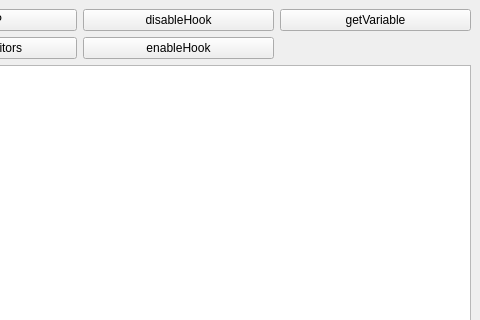
Old version of the form NamedPipeTester/mainwindow.ui in the repository dedmen/ArmaDebugEngine; both pictures show x 320 to 800 and y 0 to 320 of the 800 by 600 pixel window.
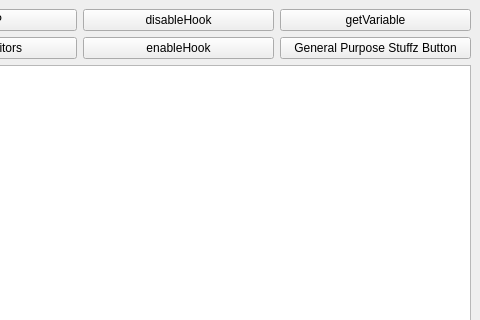
New version of the form.

Diff of the .ui file:
```diff
--- a/NamedPipeTester/mainwindow.ui
+++ b/NamedPipeTester/mainwindow.ui
@@ -69,6 +69,13 @@
         </property>
        </widget>
       </item>
+      <item row="1" column="3">
+       <widget class="QPushButton" name="button_stuff">
+        <property name="text">
+         <string>General Purpose Stuffz Button</string>
+        </property>
+       </widget>
+      </item>
      </layout>
     </item>
     <item>
```
